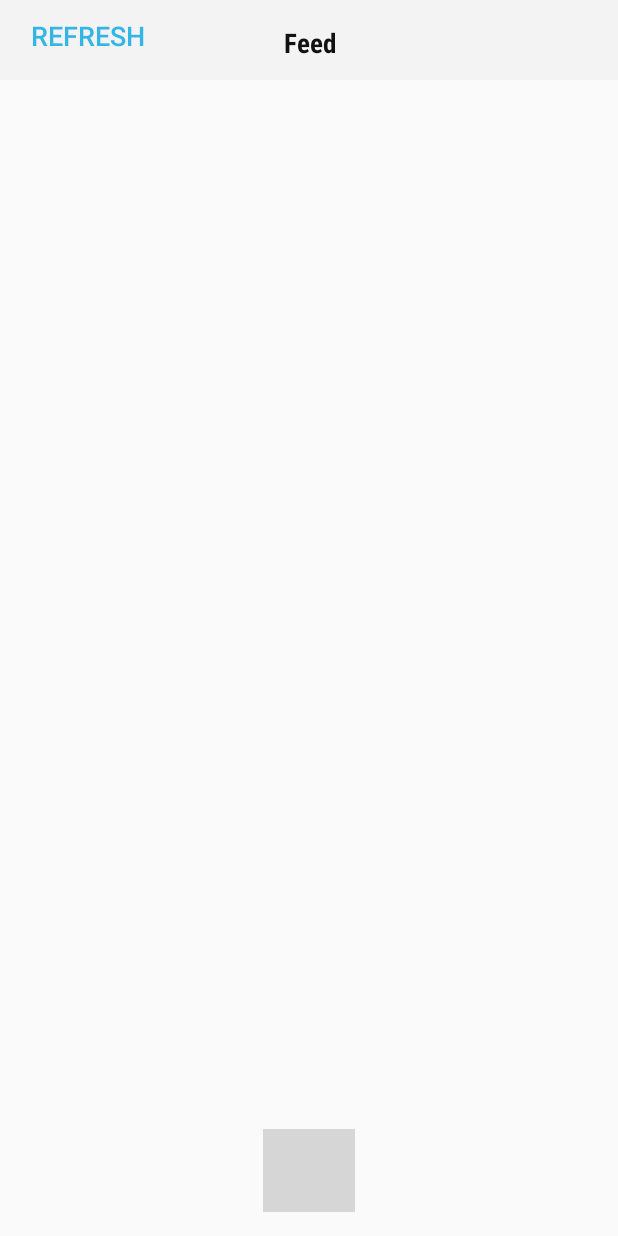
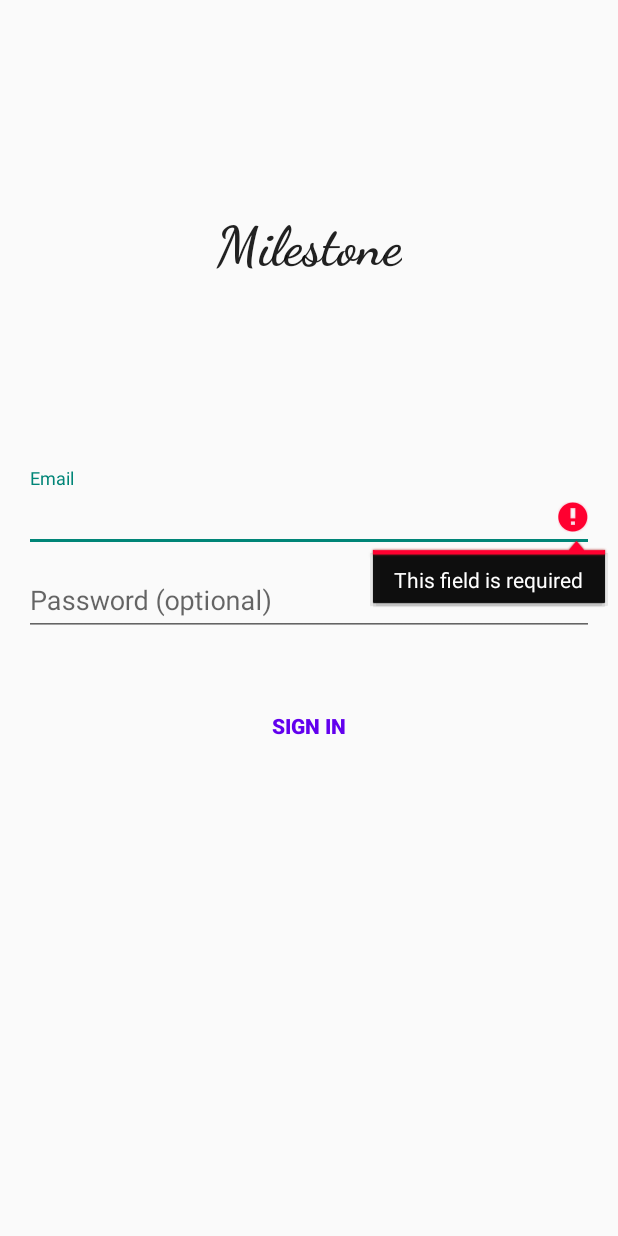
Before and after one commit to Qusid/MilestoneAndriod, an Android app: the screen it shows after launch (Feed before the commit, LoginActivity after it), after a tap on "SIGN IN", on a phone screen of 412 x 824 dp. Run offline under Robolectric (Android 15) with nearby library versions, the phone set to English and light mode, and no system bars; our stand-ins replace Firebase (no records; nobody signed in at launch, a user with empty details on screens opened directly); 2 statements that could not run were skipped; grey boxes are pictures that could not be loaded.

Commit message:
USer Authentication works now :)

```diff
--- a/app/build.gradle
+++ b/app/build.gradle
@@ -21,6 +21,7 @@ android {
 dependencies {
     implementation fileTree(include: ['*.jar'], dir: 'libs')
     implementation 'com.android.support:appcompat-v7:28.0.0'
+    implementation 'com.google.firebase:firebase-auth:16.1.0'
     implementation 'com.android.support.constraint:constraint-layout:1.1.3'
     testImplementation 'junit:junit:4.12'
     androidTestImplementation 'com.android.support.test:runner:1.0.2'
--- a/app/src/main/java/com/example/milestoneandriod/Feed.java
+++ b/app/src/main/java/com/example/milestoneandriod/Feed.java
@@ -39,6 +39,10 @@ public class Feed extends AppCompatActivity {
         Intent intent = new Intent(this, UploadFeed.class);
         startActivity(intent);
     }
+    public void Refresh(View view){
+        Intent intent = new Intent(this, LoginActivity.class);
+        startActivity(intent);
+    }
 
 
 }
--- /dev/null
+++ b/app/src/main/java/com/example/milestoneandriod/LoginActivity.java
@@ -0,0 +1,405 @@
+package com.example.milestoneandriod;
+
+import android.animation.Animator;
+import android.animation.AnimatorListenerAdapter;
+import android.annotation.TargetApi;
+import android.content.Intent;
+import android.content.pm.PackageManager;
+import android.support.annotation.NonNull;
+import android.support.design.widget.Snackbar;
+import android.support.v7.app.AppCompatActivity;
+import android.app.LoaderManager.LoaderCallbacks;
+
+import android.content.CursorLoader;
+import android.content.Loader;
+import android.database.Cursor;
+import android.net.Uri;
+import android.os.AsyncTask;
+
+import android.os.Build;
+import android.os.Bundle;
+import android.provider.ContactsContract;
+import android.text.TextUtils;
+import android.util.Log;
+import android.view.KeyEvent;
+import android.view.View;
+import android.view.View.OnClickListener;
+import android.view.inputmethod.EditorInfo;
+import android.widget.ArrayAdapter;
+import android.widget.AutoCompleteTextView;
+import android.widget.Button;
+import android.widget.EditText;
+import android.widget.TextView;
+import android.widget.Toast;
+
+import java.util.ArrayList;
+import java.util.List;
+
+import com.google.android.gms.tasks.OnCompleteListener;
+import com.google.android.gms.tasks.Task;
+import com.google.firebase.FirebaseApp;
+import com.google.firebase.auth.AuthResult;
+import com.google.firebase.auth.FirebaseAuth;
+import com.google.firebase.auth.FirebaseUser;
+
+import static android.Manifest.permission.READ_CONTACTS;
+
+/**
+ * A login screen that offers login via email/password.
+ */
+public class LoginActivity extends AppCompatActivity implements LoaderCallbacks<Cursor> {
+
+    /**
+     * Id to identity READ_CONTACTS permission request.
+     */
+    private static final int REQUEST_READ_CONTACTS = 0;
+
+    /**
+     * A dummy authentication store containing known user names and passwords.
+     * TODO: remove after connecting to a real authentication system.
+     */
+    private static final String[] DUMMY_CREDENTIALS = new String[]{
+            "foo@example.com:hello", "bar@example.com:world"
+    };
+    /**
+     * Keep track of the login task to ensure we can cancel it if requested.
+     */
+    private UserLoginTask mAuthTask = null;
+
+    // UI references.
+    private AutoCompleteTextView mEmailView;
+    private EditText mPasswordView;
+    private View mProgressView;
+    private View mLoginFormView;
+    private FirebaseAuth mAuth;
+// ...
+// Initialize Firebase Auth
+
+    private void updateUI(com.google.firebase.auth.FirebaseUser a){
+        Intent intent = new Intent(this, Feed.class);
+        startActivity(intent);
+    }
+
+    @Override
+    protected void onCreate(Bundle savedInstanceState) {
+        super.onCreate(savedInstanceState);
+        setContentView(R.layout.activity_login);
+        mAuth = FirebaseAuth.getInstance();
+        // Set up the login form.
+        mEmailView = (AutoCompleteTextView) findViewById(R.id.email);
+        populateAutoComplete();
+
+        mPasswordView = (EditText) findViewById(R.id.password);
+        mPasswordView.setOnEditorActionListener(new TextView.OnEditorActionListener() {
+            @Override
+            public boolean onEditorAction(TextView textView, int id, KeyEvent keyEvent) {
+                if (id == EditorInfo.IME_ACTION_DONE || id == EditorInfo.IME_NULL) {
+                    attemptLogin();
+                    return true;
+                }
+                return false;
+            }
+        });
+
+        Button mEmailSignInButton = (Button) findViewById(R.id.email_sign_in_button);
+        mEmailSignInButton.setOnClickListener(new OnClickListener() {
+            @Override
+            public void onClick(View view) {
+                attemptLogin();
+            }
+        });
+
+        mLoginFormView = findViewById(R.id.login_form);
+        mProgressView = findViewById(R.id.login_progress);
+    }
+
+    private void populateAutoComplete() {
+        if (!mayRequestContacts()) {
+            return;
+        }
+
+        getLoaderManager().initLoader(0, null, this);
+    }
+
+    private boolean mayRequestContacts() {
+        if (Build.VERSION.SDK_INT < Build.VERSION_CODES.M) {
+            return true;
+        }
+        if (checkSelfPermission(READ_CONTACTS) == PackageManager.PERMISSION_GRANTED) {
+            return true;
+        }
+        if (shouldShowRequestPermissionRationale(READ_CONTACTS)) {
+            Snackbar.make(mEmailView, R.string.permission_rationale, Snackbar.LENGTH_INDEFINITE)
+                    .setAction(android.R.string.ok, new View.OnClickListener() {
+                        @Override
+                        @TargetApi(Build.VERSION_CODES.M)
+                        public void onClick(View v) {
+                            requestPermissions(new String[]{READ_CONTACTS}, REQUEST_READ_CONTACTS);
+                        }
+                    });
+        } else {
+            requestPermissions(new String[]{READ_CONTACTS}, REQUEST_READ_CONTACTS);
+        }
+        return false;
+    }
+
+    /**
+     * Callback received when a permissions request has been completed.
+     */
+    @Override
+    public void onRequestPermissionsResult(int requestCode, @NonNull String[] permissions,
+                                           @NonNull int[] grantResults) {
+        if (requestCode == REQUEST_READ_CONTACTS) {
+            if (grantResults.length == 1 && grantResults[0] == PackageManager.PERMISSION_GRANTED) {
+                populateAutoComplete();
+            }
+        }
+    }
+
+    /**
+     * Set up the {@link android.app.ActionBar}, if the API is available.
+     */
+    @TargetApi(Build.VERSION_CODES.HONEYCOMB)
+    private void setupActionBar() {
+        if (Build.VERSION.SDK_INT >= Build.VERSION_CODES.HONEYCOMB) {
+            // Show the Up button in the action bar.
+            getSupportActionBar().setDisplayHomeAsUpEnabled(true);
+        }
+    }
+
+    /**
+     * Attempts to sign in or register the account specified by the login form.
+     * If there are form errors (invalid email, missing fields, etc.), the
+     * errors are presented and no actual login attempt is made.
+     */
+    private void attemptLogin() {
+
+
+        if (mAuthTask != null) {
+            return;
+        }
+
+
+        // Reset errors.
+        mEmailView.setError(null);
+        mPasswordView.setError(null);
+
+        // Store values at the time of the login attempt.
+        String email = mEmailView.getText().toString();
+        String password = mPasswordView.getText().toString();
+
+        boolean cancel = false;
+        View focusView = null;
+
+        // Check for a valid password, if the user entered one.
+        if (!TextUtils.isEmpty(password) && !isPasswordValid(password)) {
+            mPasswordView.setError(getString(R.string.error_invalid_password));
+            focusView = mPasswordView;
+            cancel = true;
+        }
+
+        // Check for a valid email address.
+        if (TextUtils.isEmpty(email)) {
+            mEmailView.setError(getString(R.string.error_field_required));
+            focusView = mEmailView;
+            cancel = true;
+        } else if (!isEmailValid(email)) {
+            mEmailView.setError(getString(R.string.error_invalid_email));
+            focusView = mEmailView;
+            cancel = true;
+        }
+
+        if (cancel) {
+            // There was an error; don't attempt login and focus the first
+            // form field with an error.
+            focusView.requestFocus();
+        } else {
+            // Show a progress spinner, and kick off a background task to
+            // perform the user login attempt.
+            showProgress(true);
+            mAuthTask = new UserLoginTask(email, password);
+            mAuthTask.execute((Void) null);
+
+        }
+    }
+
+    private boolean isEmailValid(String email) {
+        //TODO: Replace this with your own logic
+        return email.contains("@");
+    }
+
+    private boolean isPasswordValid(String password) {
+        //TODO: Replace this with your own logic
+        return password.length() > 4;
+    }
+
+    /**
+     * Shows the progress UI and hides the login form.
+     */
+    @TargetApi(Build.VERSION_CODES.HONEYCOMB_MR2)
+    private void showProgress(final boolean show) {
+        // On Honeycomb MR2 we have the ViewPropertyAnimator APIs, which allow
+        // for very easy animations. If available, use these APIs to fade-in
+        // the progress spinner.
+        if (Build.VERSION.SDK_INT >= Build.VERSION_CODES.HONEYCOMB_MR2) {
+            int shortAnimTime = getResources().getInteger(android.R.integer.config_shortAnimTime);
+
+            mLoginFormView.setVisibility(show ? View.GONE : View.VISIBLE);
+            mLoginFormView.animate().setDuration(shortAnimTime).alpha(
+                    show ? 0 : 1).setListener(new AnimatorListenerAdapter() {
+                @Override
+                public void onAnimationEnd(Animator animation) {
+                    mLoginFormView.setVisibility(show ? View.GONE : View.VISIBLE);
+                }
+            });
+
+            mProgressView.setVisibility(show ? View.VISIBLE : View.GONE);
+            mProgressView.animate().setDuration(shortAnimTime).alpha(
+                    show ? 1 : 0).setListener(new AnimatorListenerAdapter() {
+                @Override
+                public void onAnimationEnd(Animator animation) {
+                    mProgressView.setVisibility(show ? View.VISIBLE : View.GONE);
+                }
+            });
+        } else {
+            // The ViewPropertyAnimator APIs are not available, so simply show
+            // and hide the relevant UI components.
+            mProgressView.setVisibility(show ? View.VISIBLE : View.GONE);
+            mLoginFormView.setVisibility(show ? View.GONE : View.VISIBLE);
+        }
+    }
+
+    @Override
+    public Loader<Cursor> onCreateLoader(int i, Bundle bundle) {
+        return new CursorLoader(this,
+                // Retrieve data rows for the device user's 'profile' contact.
+                Uri.withAppendedPath(ContactsContract.Profile.CONTENT_URI,
+                        ContactsContract.Contacts.Data.CONTENT_DIRECTORY), ProfileQuery.PROJECTION,
+
+                // Select only email addresses.
+                ContactsContract.Contacts.Data.MIMETYPE +
+                        " = ?", new String[]{ContactsContract.CommonDataKinds.Email
+                .CONTENT_ITEM_TYPE},
+
+                // Show primary email addresses first. Note that there won't be
+                // a primary email address if the user hasn't specified one.
+                ContactsContract.Contacts.Data.IS_PRIMARY + " DESC");
+    }
+
+    @Override
+    public void onLoadFinished(Loader<Cursor> cursorLoader, Cursor cursor) {
+        List<String> emails = new ArrayList<>();
+        cursor.moveToFirst();
+        while (!cursor.isAfterLast()) {
+            emails.add(cursor.getString(ProfileQuery.ADDRESS));
+            cursor.moveToNext();
+        }
+
+        addEmailsToAutoComplete(emails);
+    }
+
+    @Override
+    public void onLoaderReset(Loader<Cursor> cursorLoader) {
+
+    }
+
+    private void addEmailsToAutoComplete(List<String> emailAddressCollection) {
+        //Create adapter to tell the AutoCompleteTextView what to show in its dropdown list.
+        ArrayAdapter<String> adapter =
+                new ArrayAdapter<>(LoginActivity.this,
+                        android.R.layout.simple_dropdown_item_1line, emailAddressCollection);
+
+        mEmailView.setAdapter(adapter);
+    }
+
+
+    private interface ProfileQuery {
+        String[] PROJECTION = {
+                ContactsContract.CommonDataKinds.Email.ADDRESS,
+                ContactsContract.CommonDataKinds.Email.IS_PRIMARY,
+        };
+
+        int ADDRESS = 0;
+        int IS_PRIMARY = 1;
+    }
+
+    /**
+     * Represents an asynchronous login/registration task used to authenticate
+     * the user.
+     */
+    public class UserLoginTask extends AsyncTask<Void, Void, Boolean> {
+
+        private final String mEmail;
+        private final String mPassword;
+
+        UserLoginTask(String email, String password) {
+            mEmail = email;
+            mPassword = password;
+        }
+
+        @Override
+        protected Boolean doInBackground(Void... params) {
+            // TODO: attempt authentication against a network service.
+           // mAuth.signInWithEmailAndPassword(mEmail,mPassword);
+            mAuth.signInWithEmailAndPassword(mEmail, mPassword)
+                    .addOnCompleteListener(LoginActivity.this, new OnCompleteListener<AuthResult>() {
+
+                        public void onComplete(@NonNull Task<AuthResult> task) {
+                            if (task.isSuccessful()) {
+                                // Sign in success, update UI with the signed-in user's information
+                                //Log.d(Tag, "signInWithEmail:success");
+                                FirebaseUser user = mAuth.getCurrentUser();
+                                updateUI(user);
+                            } else {
+                                // If sign in fails, display a message to the user.
+                                //Log.w(TAG, "signInWithEmail:failure", task.getException());
+                                Toast.makeText(LoginActivity.this, "Authentication failed.",
+                                        Toast.LENGTH_SHORT).show();
+                               // updateUI(null);
+                            }
+
+                            // ...
+                        }
+                    });
+
+            try {
+                // Simulate network access.
+                Thread.sleep(2000);
+            } catch (InterruptedException e) {
+                return false;
+            }
+
+            for (String credential : DUMMY_CREDENTIALS) {
+                String[] pieces = credential.split(":");
+                if (pieces[0].equals(mEmail)) {
+                    // Account exists, return true if the password matches.
+                    return pieces[1].equals(mPassword);
+                }
+            }
+
+            // TODO: register the new account here.
+            return true;
+        }
+
+        @Override
+        protected void onPostExecute(final Boolean success) {
+            mAuthTask = null;
+            showProgress(false);
+
+            if (success) {
+                finish();
+            } else {
+                mPasswordView.setError(getString(R.string.error_incorrect_password));
+                mPasswordView.requestFocus();
+            }
+        }
+
+        @Override
+        protected void onCancelled() {
+            mAuthTask = null;
+            showProgress(false);
+        }
+    }
+
+
+}
--- a/app/src/main/java/com/example/milestoneandriod/MainActivity.java
+++ b/app/src/main/java/com/example/milestoneandriod/MainActivity.java
@@ -1,24 +1,59 @@
 package com.example.milestoneandriod;
 
 import android.content.Intent;
+import android.os.Handler;
 import android.support.v7.app.AppCompatActivity;
 import android.os.Bundle;
 import android.view.View;
+import android.os.SystemClock;
+
 
 public class MainActivity extends AppCompatActivity {
+    private Handler mHandler;
+
+    private Runnable myRunnable;
+    @Override
+    protected void onCreate(Bundle savedInstanceState) {
+        super.onCreate(savedInstanceState);
+        // Just create simple XML layout with i.e a single ImageView or a custom layout
+        setContentView(R.layout.activity_main);
+        mHandler = new Handler();
+        myRunnable = new Runnable() {
+            public void run() {
+                Intent intent = new Intent(MainActivity.this, LoginActivity.class);
+                startActivity(intent);
+                finish();
+            }
+        };
+
+    }
+
+
 
     @Override
-    protected void onCreate(Bundle savedInstanceState) {
+    public void onBackPressed() {
+// Remove callback on back press
+        if (mHandler != null && myRunnable != null) {
+            mHandler.removeCallbacks(myRunnable);
+        }
+        super.onBackPressed();
+    }
 
-        super.onCreate(savedInstanceState);
-        setContentView(R.layout.activity_main);
+    @Override
+    protected void onPause() {
+// Remove callback on pause
+        if (mHandler != null && myRunnable != null) {
+            mHandler.removeCallbacks(myRunnable);
+        }
+        super.onPause();
     }
-    public void OpenCNA(View view){
-        Intent intent = new Intent(this, CreateNewProfile.class);
-        startActivity(intent);
-    }
-    public void OpenFeed(View view){
-        Intent intent = new Intent(this, Feed.class);
-        startActivity(intent);
+
+    @Override
+    protected void onResume() {
+// Attach and start callback with delay on resume
+        if (mHandler != null && myRunnable != null) {
+            mHandler.postDelayed(myRunnable, 2000);
+        }
+        super.onResume();
     }
 }
--- a/app/src/main/res/layout/activity_feed.xml
+++ b/app/src/main/res/layout/activity_feed.xml
@@ -28,6 +28,7 @@
         android:text="@string/refresh"
         android:textColor="@android:color/holo_blue_light"
         android:textSize="18sp"
+        android:onClick="Refresh"
         app:layout_constraintStart_toStartOf="parent"
         app:layout_constraintTop_toTopOf="parent" />
 
--- /dev/null
+++ b/app/src/main/res/layout/activity_login.xml
@@ -0,0 +1,95 @@
+<?xml version="1.0" encoding="utf-8"?>
+<LinearLayout xmlns:android="http://schemas.android.com/apk/res/android"
+    xmlns:tools="http://schemas.android.com/tools"
+    android:layout_width="match_parent"
+    android:layout_height="match_parent"
+    android:gravity="center_horizontal"
+    android:orientation="vertical"
+    android:paddingLeft="@dimen/activity_horizontal_margin"
+    android:paddingTop="@dimen/activity_vertical_margin"
+    android:paddingRight="@dimen/activity_horizontal_margin"
+    android:paddingBottom="@dimen/activity_vertical_margin"
+    tools:context=".LoginActivity">
+
+    <!-- Login progress -->
+    <ProgressBar
+        android:id="@+id/login_progress"
+        style="?android:attr/progressBarStyleLarge"
+        android:layout_width="wrap_content"
+        android:layout_height="wrap_content"
+        android:layout_marginBottom="8dp"
+        android:visibility="gone" />
+
+    <TextView
+        android:id="@+id/textView"
+        android:layout_width="wrap_content"
+        android:layout_height="wrap_content"
+        android:layout_marginTop="125dp"
+        android:fontFamily="cursive"
+        android:text="@string/APP"
+        android:textAppearance="@style/TextAppearance.AppCompat"
+        android:textSize="36sp"
+        android:textStyle="bold" />
+
+    <ScrollView
+        android:id="@+id/login_form"
+        android:layout_width="match_parent"
+        android:layout_height="wrap_content"
+        android:clipToPadding="true">
+
+
+        <LinearLayout
+            android:id="@+id/email_login_form"
+            android:layout_width="match_parent"
+            android:layout_height="wrap_content"
+            android:layout_marginTop="125dp"
+            android:orientation="vertical">
+
+
+            <android.support.design.widget.TextInputLayout
+                android:layout_width="match_parent"
+                android:layout_height="wrap_content">
+
+                <AutoCompleteTextView
+                    android:id="@+id/email"
+                    android:layout_width="match_parent"
+                    android:layout_height="wrap_content"
+                    android:hint="@string/prompt_email"
+                    android:inputType="textEmailAddress"
+                    android:maxLines="1"
+                    android:singleLine="true" />
+
+            </android.support.design.widget.TextInputLayout>
+
+            <android.support.design.widget.TextInputLayout
+                android:layout_width="match_parent"
+                android:layout_height="wrap_content">
+
+                <EditText
+                    android:id="@+id/password"
+                    android:layout_width="match_parent"
+                    android:layout_height="wrap_content"
+                    android:hint="@string/prompt_password"
+                    android:imeActionId="6"
+                    android:imeActionLabel="@string/action_sign_in_short"
+                    android:imeOptions="actionUnspecified"
+                    android:inputType="textPassword"
+                    android:maxLines="1"
+                    android:singleLine="true" />
+
+
+            </android.support.design.widget.TextInputLayout>
+
+            <Button
+                android:id="@+id/email_sign_in_button"
+                style="@style/Widget.AppCompat.Button.Borderless"
+                android:layout_width="match_parent"
+                android:layout_height="wrap_content"
+                android:layout_marginTop="36dp"
+                android:text="@string/Sign_In"
+                android:textColor="@color/design_default_color_primary"
+                android:textStyle="bold" />
+
+        </LinearLayout>
+    </ScrollView>
+</LinearLayout>
--- /dev/null
+++ b/app/src/main/res/values/dimens.xml
@@ -0,0 +1,5 @@
+<resources>
+    <!-- Default screen margins, per the Android Design guidelines. -->
+    <dimen name="activity_horizontal_margin">16dp</dimen>
+    <dimen name="activity_vertical_margin">16dp</dimen>
+</resources>
--- a/app/src/main/res/values/strings.xml
+++ b/app/src/main/res/values/strings.xml
@@ -13,4 +13,17 @@
     <string name="todo">TODO</string>
     <string name="Post">POST</string>
     <string name="select">Select Image</string>
+    <string name="title_activity_login">Sign in</string>
+    <!-- Strings related to login -->
+    <string name="prompt_email">Email</string>
+    <string name="prompt_password">Password (optional)</string>
+    <string name="action_sign_in">Sign in or register</string>
+    <string name="action_sign_in_short">Sign in</string>
+    <string name="error_invalid_email">This email address is invalid</string>
+    <string name="error_invalid_password">This password is too short</string>
+    <string name="error_incorrect_password">This password is incorrect</string>
+    <string name="error_field_required">This field is required</string>
+    <string name="permission_rationale">"Contacts permissions are needed for providing email
+        completions."
+    </string>
 </resources>
```
Also changed, not shown: app/src/main/AndroidManifest.xml (+20 -1 lines), app/src/main/res/layout/activity_main.xml (+4 -69 lines).
